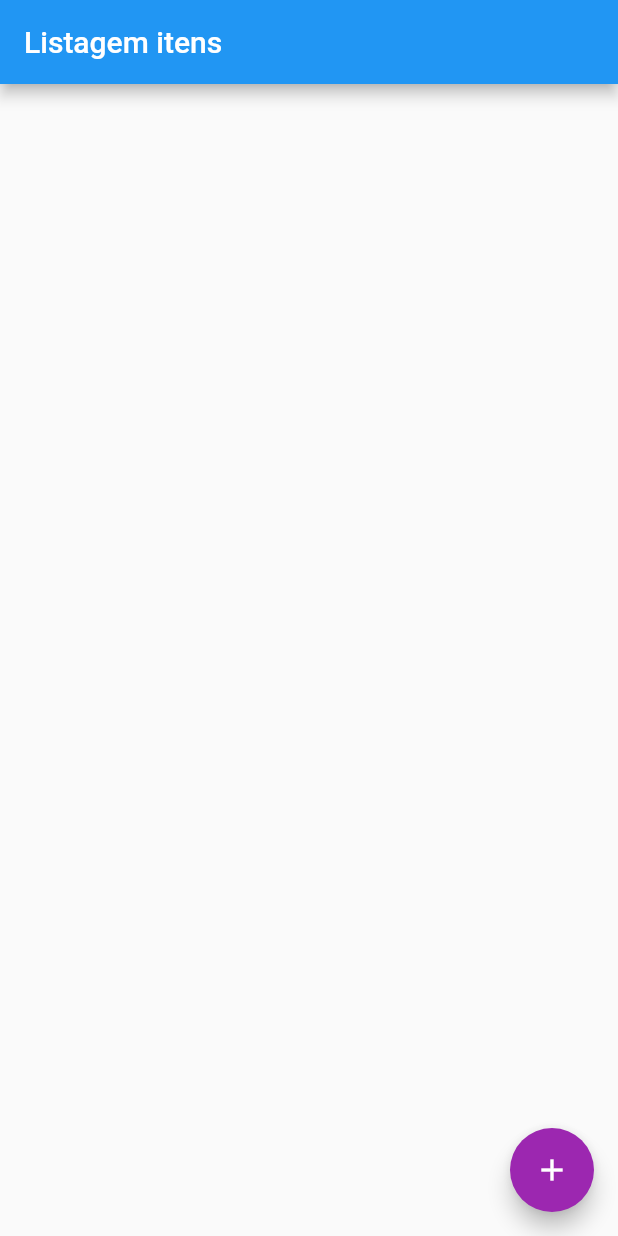
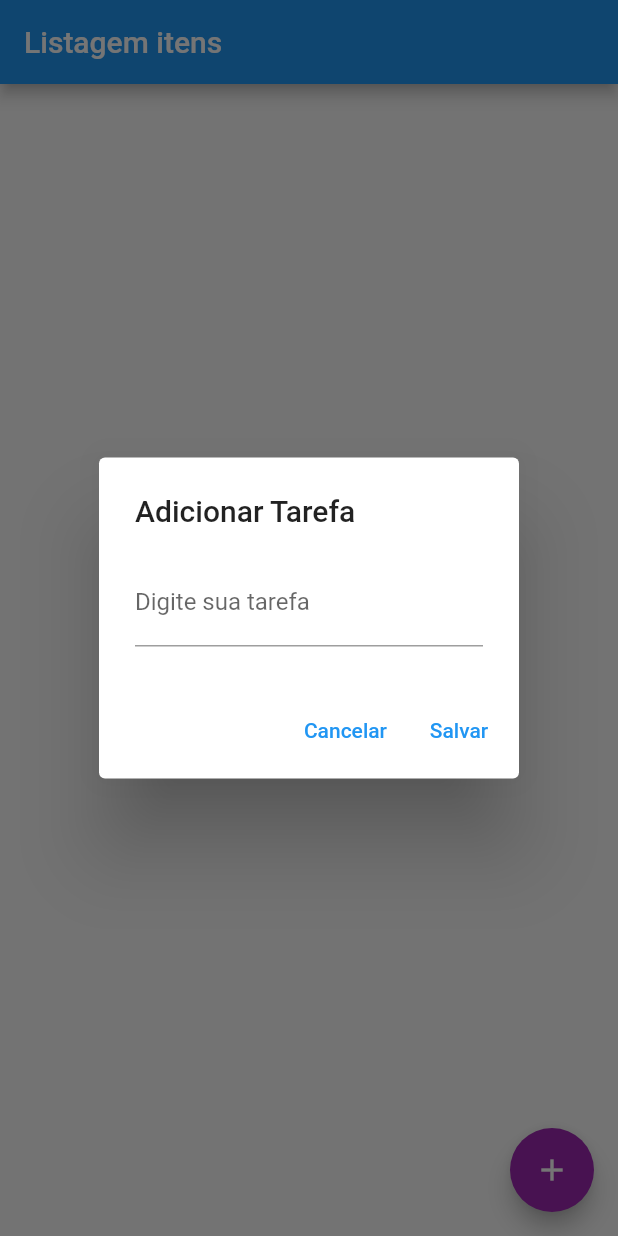
Before and after one commit to Jhonyoficial/listagemItens, a Flutter app: the screen it shows after launch, after a tap on the "add" icon, on a phone screen of 412 x 824 dp. Run offline on Flutter 3.47's test engine with Material 2 defaults, Android fonts, the light colour scheme and no system bars.

Commit message:
checkboxList

```diff
--- a/lib/Home.dart
+++ b/lib/Home.dart
@@ -13,6 +13,7 @@ class Home extends StatefulWidget {
 
 class _HomeState extends State<Home> {
 
+  TextEditingController _editingController = TextEditingController();
   var listaItens = [];
 
   Future<File> _getFile() async {
@@ -22,11 +23,6 @@ class _HomeState extends State<Home> {
 
   _salvar() async {
     var file = await _getFile();
-
-    Map<String, dynamic> tarefa = Map();
-    tarefa['titulo'] = 'Ir ao Mercado';
-    tarefa['realizada'] = false;
-    listaItens.add(tarefa);
 
     var dados = jsonEncode(listaItens);
     file.writeAsString(dados);
@@ -41,6 +37,22 @@ class _HomeState extends State<Home> {
     }catch(e){
       return e;
     }
+
+  }
+
+  _salvarTarefa(){
+    String textoDigitado =  _editingController.text;
+
+    Map<String, dynamic> tarefa = Map();
+    tarefa['titulo'] = textoDigitado;
+    tarefa['realizada'] = false;
+
+    setState(() {
+      listaItens.add(tarefa);
+    });
+
+    _salvar();
+    _editingController.text = "";
 
   }
 
@@ -69,20 +81,62 @@ class _HomeState extends State<Home> {
               child: ListView.builder(
                 itemCount: listaItens.length,
                 itemBuilder: (context, index){
-                  return ListTile(
+
+                  return CheckboxListTile(
                     title: Text(listaItens[index]['titulo']),
+                    value: listaItens[index]['realizada'],
+                    onChanged: (valor){
+                      setState(() {
+                        listaItens[index]['realizada'] =  valor;
+                      });
+
+                      _salvar();
+                    }
                   );
+                  // return ListTile(
+                  //   title: Text(listaItens[index]['titulo']),
+                  // );
                 }
               )
             )
           ],
         ),
       ),
+      floatingActionButtonLocation: FloatingActionButtonLocation.endFloat,
       floatingActionButton: FloatingActionButton(
         child: Icon(Icons.add),
         backgroundColor: Colors.purple,
-        foregroundColor: Colors.white,
-        onPressed: (){}
+        onPressed: (){
+          showDialog(
+            context: context,
+            builder: (context){
+              return AlertDialog(
+                title: Text('Adicionar Tarefa'),
+                content: TextField(
+                  controller: _editingController,
+                  decoration: InputDecoration(
+                    labelText: 'Digite sua tarefa'
+                  ),
+                  onChanged: (text){
+                    _salvarTarefa();
+                  },
+                ),
+                actions: [
+                  TextButton(
+                    onPressed: () => Navigator.pop(context),
+                    child: Text('Cancelar')
+                  ),
+                  TextButton(
+                    onPressed: () => {
+
+                    }  ,
+                    child: Text('Salvar')
+                  ),
+                ],
+              );
+            }
+          );
+        }
       ),
     );
   }
```
Also changed, not shown: 1 other file.
